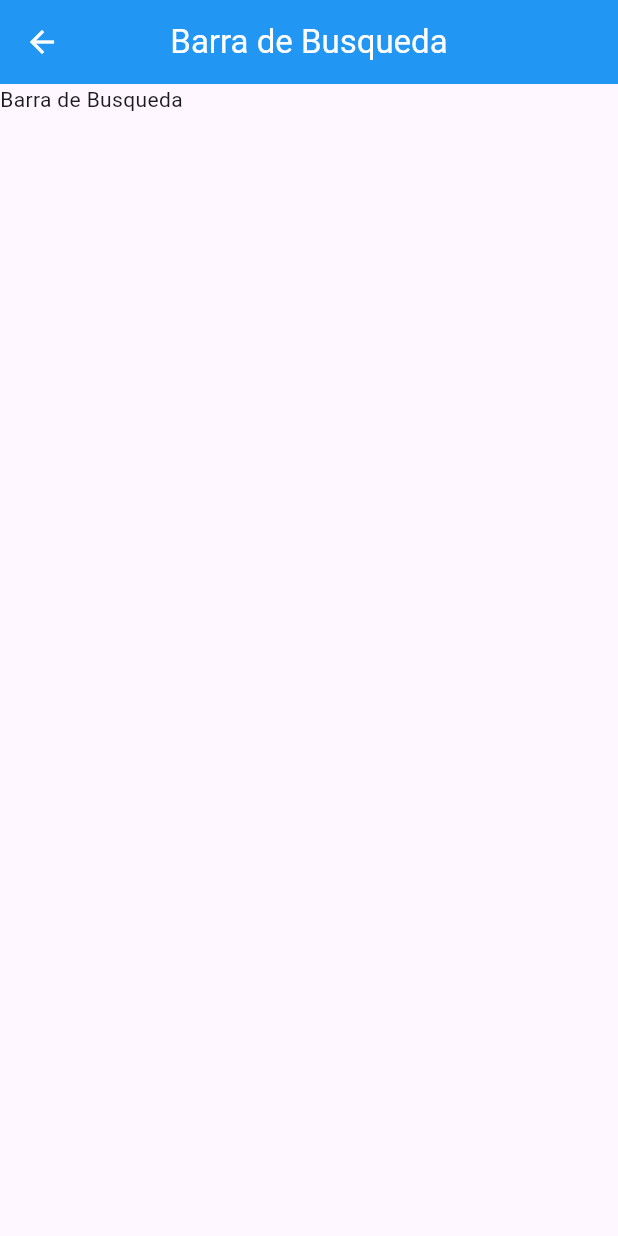
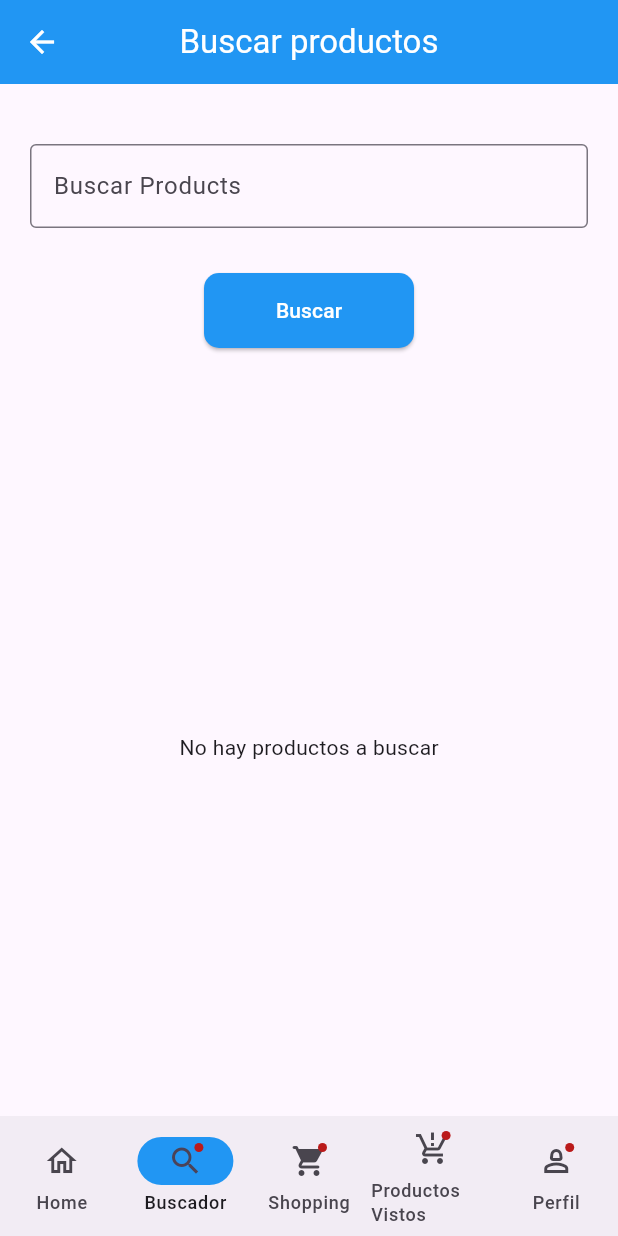
Before and after one commit to Adalbert047/optativa-2-flutter-Amaya-Garcia, a Flutter app: the SearchProductsScreen screen opened by its route, on a phone screen of 412 x 824 dp. Run offline on Flutter 3.47's test engine with Material 3 defaults, Android fonts, the phone set to English and light mode, and no system bars; our stand-ins replace localstorage; missing offline and left inert: dart:ffi; accounts and stored records are empty.

Commit message:
[ADD] SearchProductsScreen: Se agrego la vista de productos a buscar al igual que su integracion con la api

```diff
--- /dev/null
+++ b/lib/modules/ProductSearch/domain/dto/productSearch_response.dart
@@ -0,0 +1,28 @@
+class ProductSearchResponse {
+  int id;
+  String title;
+  String description;
+  String category;
+  double price;
+  int stock;
+
+  ProductSearchResponse({
+    required this.id,
+    required this.title,
+    required this.description,
+    required this.category,
+    required this.price,
+    required this.stock,
+  });
+
+  factory ProductSearchResponse.fromJson(Map<String, dynamic> json) {
+    return ProductSearchResponse(
+      id: json['id'],
+      title: json['title'],
+      description: json["description"],
+      category: json["category"],
+      price: json["price"],
+      stock: json["stock"],
+    );
+  }
+}
--- /dev/null
+++ b/lib/modules/ProductSearch/domain/repository/productSearch_repository.dart
@@ -0,0 +1,29 @@
+import 'package:examen_2do_parcial/infrastructure/app/repository/repository.dart';
+import 'package:examen_2do_parcial/infrastructure/connection/connection.dart';
+import 'package:examen_2do_parcial/modules/Login/domain/dto/user_credentials.dart';
+import 'package:examen_2do_parcial/modules/Login/domain/dto/user_login_response.dart';
+import 'package:examen_2do_parcial/modules/ProductSearch/domain/dto/productSearch_Response.dart';
+
+class ProductSearchRepository
+    implements Repository<String, List<ProductSearchResponse>> {
+  @override
+  Future<List<ProductSearchResponse>> execute(String params) async {
+    List<ProductSearchResponse> listProductSearchResponse = [];
+
+    String url = "https://dummyjson.com/products/search?q=${params}";
+
+    Connection connection = Connection();
+    final response = await connection.get(url, headers: {
+      'Content-Type': 'application/json',
+    });
+    print(response);
+
+    response['products'].forEach((item) {
+      print(item);
+      ProductSearchResponse newItem = ProductSearchResponse.fromJson(item);
+      listProductSearchResponse.add(newItem);
+    });
+
+    return listProductSearchResponse;
+  }
+}
--- a/lib/screen/CategoriesView.dart
+++ b/lib/screen/CategoriesView.dart
@@ -31,7 +31,7 @@ class _CategoriesScreenState extends State<CategoriesScreen> {
   Widget build(BuildContext context) {
     return Scaffold(
         appBar: MyAppBar(mytitle: "Categorias"),
-        bottomNavigationBar: MyNavigationExample(),
+        bottomNavigationBar: MyNavigationExample(initialPageIndex: 0),
         body: isLoading
             ? Center(child: CircularProgressIndicator())
             : ListView.separated(
--- a/lib/screen/ProfileView.dart
+++ b/lib/screen/ProfileView.dart
@@ -1,4 +1,5 @@
 import 'package:examen_2do_parcial/widgets/myAppBar.dart';
+import 'package:examen_2do_parcial/widgets/myNavigationBar.dart';
 import 'package:flutter/material.dart';
 
 class ProfileScreen extends StatefulWidget {
@@ -12,6 +13,9 @@ class _ProfileState extends State<ProfileScreen> {
   @override
   Widget build(BuildContext context) {
     return Scaffold(
-        appBar: MyAppBar(mytitle: "Perfil"), body: Text("Productos Visto"));
+      appBar: MyAppBar(mytitle: "Perfil"),
+      body: Text("Productos Visto"),
+      bottomNavigationBar: MyNavigationExample(initialPageIndex: 4),
+    );
   }
 }
--- a/lib/screen/SearchProductsView.dart
+++ b/lib/screen/SearchProductsView.dart
@@ -1,4 +1,13 @@
+import 'package:examen_2do_parcial/modules/Categorie/domain/dto/categorie_response.dart';
+import 'package:examen_2do_parcial/modules/Categories/UseCase/categories_useCase.dart';
+import 'package:examen_2do_parcial/modules/Categories/domain/dto/categories_response.dart';
+import 'package:examen_2do_parcial/modules/ProductSearch/domain/dto/productSearch_Response.dart';
+import 'package:examen_2do_parcial/modules/ProductSearch/useCase/productSearch_useCase.dart';
+import 'package:examen_2do_parcial/router/router.dart';
 import 'package:examen_2do_parcial/widgets/myAppBar.dart';
+import 'package:examen_2do_parcial/widgets/myCardCategory.dart';
+import 'package:examen_2do_parcial/widgets/myNavigationBar.dart';
+import 'package:examen_2do_parcial/widgets/myTextField.dart';
 import 'package:flutter/material.dart';
 
 class SearchProductsScreen extends StatefulWidget {
@@ -9,10 +18,73 @@ class SearchProductsScreen extends StatefulWidget {
 }
 
 class _SearchProductsState extends State<SearchProductsScreen> {
+  bool isLoading = true;
+  List<ProductSearchResponse> productsSearchResponse = [];
+  final TextEditingController controllerdSearch = TextEditingController();
+
+  Future fetchUseCase(String params) async {
+    productsSearchResponse = await ProductSearchUsecase().execute(params);
+    setState(() {
+      isLoading = false;
+    });
+  }
+
+  isSearchProducts() {
+    if (controllerdSearch.text.isNotEmpty) {
+      fetchUseCase(controllerdSearch.text);
+    }
+  }
+
   @override
   Widget build(BuildContext context) {
     return Scaffold(
-        appBar: MyAppBar(mytitle: "Barra de Busqueda"),
-        body: Text("Barra de Busqueda"));
+        appBar: MyAppBar(mytitle: "Buscar productos"),
+        bottomNavigationBar: MyNavigationExample(initialPageIndex: 1),
+        body: Column(
+          children: [
+            SizedBox(height: 20),
+            Padding(
+              padding: EdgeInsets.all(20),
+              child: myTextField(
+                  placeholder: "Buscar Products",
+                  controller: controllerdSearch),
+            ),
+            SizedBox(height: 10),
+            ElevatedButton(
+                onPressed: isSearchProducts,
+                style: ElevatedButton.styleFrom(
+                    backgroundColor: Colors.blue,
+                    foregroundColor: Colors.white,
+                    fixedSize: Size(140, 50),
+                    shape: RoundedRectangleBorder(
+                        borderRadius: BorderRadius.circular(10))),
+                child: Text("Buscar")),
+            SizedBox(height: 20),
+            Expanded(
+                child: isLoading
+                    ? Center(
+                        child: Text("No hay productos a buscar"),
+                      )
+                    : SizedBox(
+                        height: double.infinity,
+                        child: ListView.separated(
+                          itemBuilder: (context, index) => ListTile(
+                            title: Text(productsSearchResponse[index]
+                                .title
+                                .toUpperCase()),
+                            subtitle: Text(
+                                productsSearchResponse![index].category,
+                                style: TextStyle(color: Colors.grey)),
+                            leading:
+                                Icon(Icons.edit_document, color: Colors.blue),
+                            trailing: Icon(Icons.arrow_forward_ios,
+                                color: Colors.blue),
+                            onTap: () => {},
+                          ),
+                          separatorBuilder: (_, __) => Divider(),
+                          itemCount: productsSearchResponse.length,
+                        )))
+          ],
+        ));
   }
 }
--- a/lib/screen/ViewedProductsView.dart
+++ b/lib/screen/ViewedProductsView.dart
@@ -1,4 +1,5 @@
 import 'package:examen_2do_parcial/widgets/myAppBar.dart';
+import 'package:examen_2do_parcial/widgets/myNavigationBar.dart';
 import 'package:flutter/material.dart';
 
 class ViewedProductsScreen extends StatefulWidget {
@@ -13,6 +14,7 @@ class _ViewedProductsState extends State<ViewedProductsScreen> {
   Widget build(BuildContext context) {
     return Scaffold(
         appBar: MyAppBar(mytitle: "Productos Vistos"),
+        bottomNavigationBar: MyNavigationExample(initialPageIndex: 3),
         body: Text("Productos Visto"));
   }
 }
--- a/lib/widgets/myNavigationBar.dart
+++ b/lib/widgets/myNavigationBar.dart
@@ -3,17 +3,25 @@ import 'package:flutter/material.dart';
 import 'package:examen_2do_parcial/router/ListRouters.dart';
 
 class MyNavigationExample extends StatefulWidget {
-  const MyNavigationExample({super.key});
+  final int initialPageIndex;
+
+  const MyNavigationExample({super.key, this.initialPageIndex = 0});
 
   @override
   State<MyNavigationExample> createState() => _MyNavigationbarState();
 }
 
 class _MyNavigationbarState extends State<MyNavigationExample> {
+  late int currentPageIndex;
+
+  @override
+  void initState() {
+    super.initState();
+    currentPageIndex = widget.initialPageIndex;
+  }
+
   @override
   Widget build(BuildContext context) {
-    int currentPageIndex = 0;
-
     return NavigationBar(
         onDestinationSelected: (int index) {
           setState(() {
```
Also changed, not shown: lib/modules/ProductSearch/useCase/productSearch_useCase.dart (added, +24 -0 lines), lib/screen/ShoppingView.dart (+14 -8 lines).
